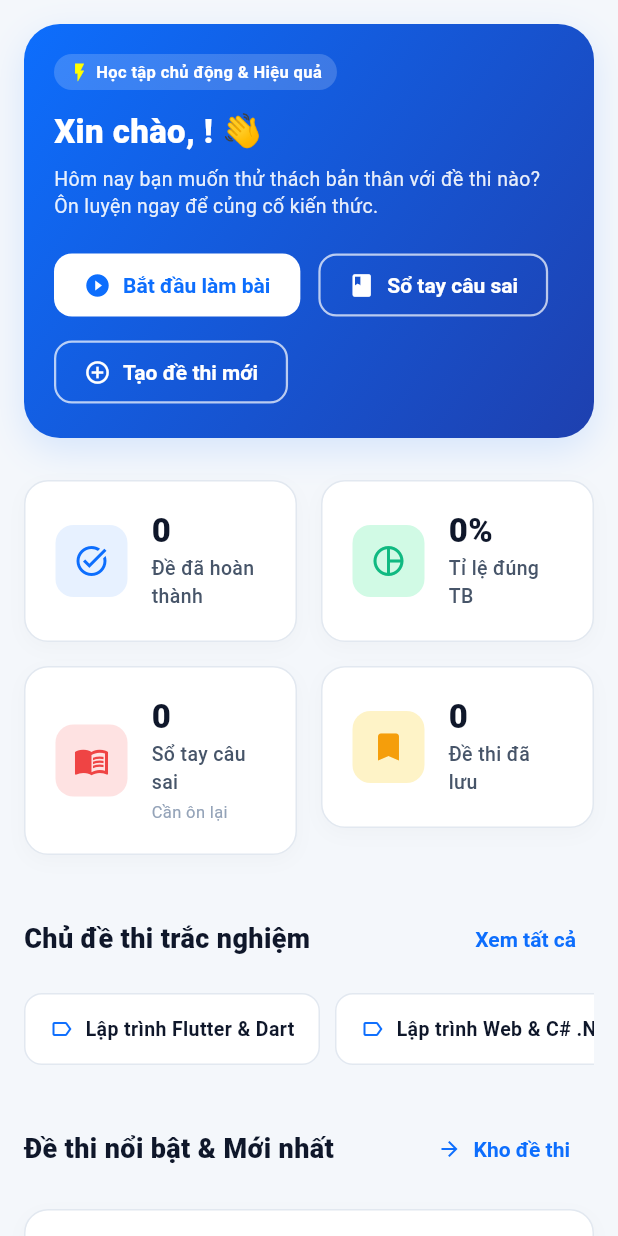
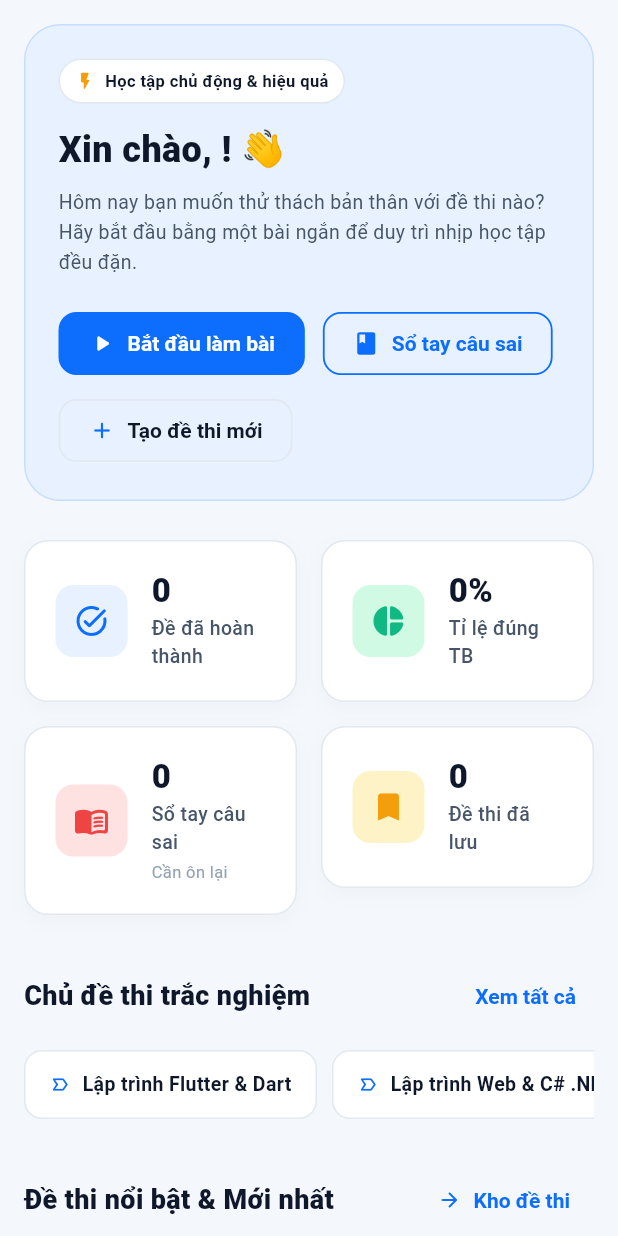
Before and after one commit to tdkieen/LTDD-app_trac_nghiem, a Flutter app: the HomeScreen widget shown alone on an empty page, opened directly with empty values, on a phone screen of 412 x 824 dp. Run offline on Flutter 3.47's test engine with Material 3 defaults, Android fonts, the phone set to English and light mode, and no system bars; our stand-ins replace audioplayers, file_picker, flutter_tts; accounts and stored records are empty.

Commit message:
UI hoctap

```diff
--- a/lib/core/theme/app_colors.dart
+++ b/lib/core/theme/app_colors.dart
@@ -14,6 +14,7 @@ class AppColors {
   static const Color background = Color(0xFFF4F7FB);    // Light grayish-blue canvas
   static const Color surface = Color(0xFFFFFFFF);       // Clean pure white
   static const Color surfaceMuted = Color(0xFFF8FAFC);  // Muted card background
+  static const Color surfaceSubtle = Color(0xFFF1F5F9); // Very light neutral background
 
   // Borders & Dividers
   static const Color border = Color(0xFFE2E8F0);
--- a/lib/views/home/home_screen.dart
+++ b/lib/views/home/home_screen.dart
@@ -25,7 +25,6 @@ class HomeScreen extends StatelessWidget {
     final user = auth.currentUser;
     final isMobile = ResponsiveLayout.isMobile(context);
 
-    // Compute metrics
     final results = user != null ? quiz.getUserHistory(user.id) : [];
     final completedCount = results.length;
     final avgScore = completedCount > 0
@@ -46,24 +45,14 @@ class HomeScreen extends StatelessWidget {
           child: Column(
             crossAxisAlignment: CrossAxisAlignment.start,
             children: [
-              // Welcome Hero Banner
+              // Hero banner hiện đại, nhã và dễ đọc hơn, không dùng gradient quá chói.
               Container(
                 width: double.infinity,
-                padding: EdgeInsets.all(isMobile ? 20 : 32),
+                padding: EdgeInsets.all(isMobile ? 22 : 28),
                 decoration: BoxDecoration(
-                  gradient: const LinearGradient(
-                    colors: [Color(0xFF0D6EFD), Color(0xFF1E40AF)],
-                    begin: Alignment.topLeft,
-                    end: Alignment.bottomRight,
-                  ),
+                  color: AppColors.primarySoft,
                   borderRadius: BorderRadius.circular(24),
-                  boxShadow: const [
-                    BoxShadow(
-                      color: Color(0x220D6EFD),
-                      blurRadius: 20,
-                      offset: Offset(0, 8),
-                    ),
-                  ],
+                  border: Border.all(color: AppColors.primary.withOpacity(0.15)),
                 ),
                 child: Row(
                   children: [
@@ -72,46 +61,48 @@ class HomeScreen extends StatelessWidget {
                         crossAxisAlignment: CrossAxisAlignment.start,
                         children: [
                           Container(
-                            padding: const EdgeInsets.symmetric(horizontal: 10, vertical: 4),
+                            padding: const EdgeInsets.symmetric(horizontal: 10, vertical: 6),
                             decoration: BoxDecoration(
-                              color: Colors.white.withValues(alpha: 0.18),
-                              borderRadius: BorderRadius.circular(20),
+                              color: AppColors.surface,
+                              borderRadius: BorderRadius.circular(999),
+                              border: Border.all(color: AppColors.border),
                             ),
-                            child: const Row(
+                            child: Row(
                               mainAxisSize: MainAxisSize.min,
                               children: [
-                                Icon(Icons.flash_on, size: 14, color: Colors.yellowAccent),
-                                SizedBox(width: 4),
+                                const Icon(Icons.flash_on_rounded, size: 14, color: AppColors.warning),
+                                const SizedBox(width: 6),
                                 Flexible(
                                   child: Text(
-                                    'Học tập chủ động & Hiệu quả',
-                                    style: TextStyle(
-                                      color: Colors.white,
+                                    'Học tập chủ động & hiệu quả',
+                                    style: const TextStyle(
+                                      color: AppColors.textPrimary,
                                       fontSize: 11,
-                                      fontWeight: FontWeight.w600,
+                                      fontWeight: FontWeight.w700,
                                     ),
+                                    maxLines: 1,
                                     overflow: TextOverflow.ellipsis,
                                   ),
                                 ),
                               ],
                             ),
                           ),
-                          const SizedBox(height: 12),
+                          const SizedBox(height: 14),
                           Text(
                             'Xin chào, ${user?.fullName ?? "bạn"}! 👋',
                             style: TextStyle(
-                              fontSize: isMobile ? 22 : 28,
+                              fontSize: isMobile ? 24 : 30,
                               fontWeight: FontWeight.w900,
-                              color: Colors.white,
+                              color: AppColors.textPrimary,
                             ),
                           ),
-                          const SizedBox(height: 6),
+                          const SizedBox(height: 8),
                           Text(
-                            'Hôm nay bạn muốn thử thách bản thân với đề thi nào? Ôn luyện ngay để củng cố kiến thức.',
+                            'Hôm nay bạn muốn thử thách bản thân với đề thi nào? Hãy bắt đầu bằng một bài ngắn để duy trì nhịp học tập đều đặn.',
                             style: TextStyle(
                               fontSize: isMobile ? 13 : 15,
-                              color: Colors.white.withValues(alpha: 0.9),
-                              height: 1.4,
+                              color: AppColors.textSecondary,
+                              height: 1.5,
                             ),
                           ),
                           const SizedBox(height: 20),
@@ -121,11 +112,11 @@ class HomeScreen extends StatelessWidget {
                             children: [
                               ElevatedButton.icon(
                                 onPressed: () => onNavigate('exams'),
-                                icon: const Icon(Icons.play_circle_fill, size: 18),
+                                icon: const Icon(Icons.play_arrow_rounded, size: 18),
                                 label: const Text('Bắt đầu làm bài'),
                                 style: ElevatedButton.styleFrom(
-                                  backgroundColor: Colors.white,
-                                  foregroundColor: AppColors.primary,
+                                  backgroundColor: AppColors.primary,
+                                  foregroundColor: Colors.white,
                                   elevation: 0,
                                   padding: const EdgeInsets.symmetric(horizontal: 20, vertical: 12),
                                   shape: RoundedRectangleBorder(borderRadius: BorderRadius.circular(12)),
@@ -133,20 +124,22 @@ class HomeScreen extends StatelessWidget {
                               ),
                               OutlinedButton.icon(
                                 onPressed: () => onNavigate('mistakes'),
-                                icon: const Icon(Icons.book, size: 18, color: Colors.white),
-                                label: const Text('Sổ tay câu sai', style: TextStyle(color: Colors.white)),
+                                icon: const Icon(Icons.book_rounded, size: 18, color: AppColors.primary),
+                                label: const Text('Sổ tay câu sai'),
                                 style: OutlinedButton.styleFrom(
-                                  side: const BorderSide(color: Colors.white70, width: 1.5),
+                                  side: const BorderSide(color: AppColors.primary, width: 1.2),
+                                  foregroundColor: AppColors.primary,
                                   padding: const EdgeInsets.symmetric(horizontal: 20, vertical: 12),
                                   shape: RoundedRectangleBorder(borderRadius: BorderRadius.circular(12)),
                                 ),
                               ),
                               OutlinedButton.icon(
                                 onPressed: () => onNavigate('create_exam'),
-                                icon: const Icon(Icons.add_circle_outline, size: 18, color: Colors.white),
-                                label: const Text('Tạo đề thi mới', style: TextStyle(color: Colors.white)),
+                                icon: const Icon(Icons.add_rounded, size: 18, color: AppColors.primary),
+                                label: const Text('Tạo đề thi mới'),
                                 style: OutlinedButton.styleFrom(
-                                  side: const BorderSide(color: Colors.white70, width: 1.5),
+                                  side: const BorderSide(color: AppColors.border, width: 1.2),
+                                  foregroundColor: AppColors.textPrimary,
                                   padding: const EdgeInsets.symmetric(horizontal: 20, vertical: 12),
                                   shape: RoundedRectangleBorder(borderRadius: BorderRadius.circular(12)),
                                 ),
@@ -157,18 +150,19 @@ class HomeScreen extends StatelessWidget {
                       ),
                     ),
                     if (!isMobile) ...[
-                      const SizedBox(width: 24),
+                      const SizedBox(width: 22),
                       Container(
-                        width: 140,
-                        height: 140,
+                        width: 130,
+                        height: 130,
                         decoration: BoxDecoration(
-                          color: Colors.white.withValues(alpha: 0.12),
+                          color: AppColors.surface,
                           shape: BoxShape.circle,
+                          border: Border.all(color: AppColors.border),
                         ),
                         child: const Icon(
-                          Icons.psychology,
-                          size: 72,
-                          color: Colors.white,
+                          Icons.psychology_alt_rounded,
+                          size: 64,
+                          color: AppColors.primary,
                         ),
                       ),
                     ],
@@ -176,9 +170,9 @@ class HomeScreen extends StatelessWidget {
                 ),
               ),
 
-              const SizedBox(height: 28),
+              const SizedBox(height: 26),
 
-              // Stat Cards Grid
+              // Thẻ thống kê đơn giản, dễ đọc, không chật chội.
               LayoutBuilder(
                 builder: (context, constraints) {
                   final crossAxisCount = isMobile ? 2 : 4;
@@ -193,7 +187,7 @@ class HomeScreen extends StatelessWidget {
                         child: StatCard(
                           title: 'Đề đã hoàn thành',
                           value: '$completedCount',
-                          icon: Icons.task_alt,
+                          icon: Icons.task_alt_rounded,
                           iconColor: AppColors.primary,
                           iconBgColor: AppColors.primarySoft,
                         ),
@@ -203,7 +197,7 @@ class HomeScreen extends StatelessWidget {
                         child: StatCard(
                           title: 'Tỉ lệ đúng TB',
                           value: '$accuracy%',
-                          icon: Icons.pie_chart_outline,
+                          icon: Icons.pie_chart_rounded,
                           iconColor: AppColors.success,
                           iconBgColor: AppColors.successSoft,
                         ),
@@ -213,7 +207,7 @@ class HomeScreen extends StatelessWidget {
                         child: StatCard(
                           title: 'Sổ tay câu sai',
                           value: '${mistakes.length}',
-                          icon: Icons.menu_book,
+                          icon: Icons.menu_book_rounded,
                           iconColor: AppColors.danger,
                           iconBgColor: AppColors.dangerSoft,
                           subtitle: 'Cần ôn lại',
@@ -224,7 +218,7 @@ class HomeScreen extends StatelessWidget {
                         child: StatCard(
                           title: 'Đề thi đã lưu',
                           value: '${bookmarks.length}',
-                          icon: Icons.bookmark,
+                          icon: Icons.bookmark_rounded,
                           iconColor: AppColors.warning,
                           iconBgColor: AppColors.warningSoft,
                         ),
@@ -234,9 +228,8 @@ class HomeScreen extends StatelessWidget {
                 },
               ),
 
-              const SizedBox(height: 32),
+              const SizedBox(height: 30),
 
-              // Categories Quick Bar
               Row(
                 mainAxisAlignment: MainAxisAlignment.spaceBetween,
                 children: [
@@ -259,7 +252,7 @@ class HomeScreen extends StatelessWidget {
               ),
               const SizedBox(height: 12),
               SizedBox(
-                height: 48,
+                height: 46,
                 child: ListView.separated(
                   scrollDirection: Axis.horizontal,
                   itemCount: categories.length,
@@ -281,7 +274,7 @@ class HomeScreen extends StatelessWidget {
                         ),
                         child: Row(
                           children: [
-                            const Icon(Icons.label_outline, size: 16, color: AppColors.primary),
+                            const Icon(Icons.label_important_outline_rounded, size: 14, color: AppColors.primary),
                             const SizedBox(width: 8),
                             Text(
                               cat.tenChuDe,
@@ -299,9 +292,8 @@ class HomeScreen extends StatelessWidget {
                 ),
               ),
 
-              const SizedBox(height: 32),
+              const SizedBox(height: 30),
 
-              // Featured Exams Section
               Row(
                 mainAxisAlignment: MainAxisAlignment.spaceBetween,
                 children: [
@@ -318,14 +310,13 @@ class HomeScreen extends StatelessWidget {
                   ),
                   TextButton.icon(
                     onPressed: () => onNavigate('exams'),
-                    icon: const Icon(Icons.arrow_forward, size: 16),
+                    icon: const Icon(Icons.arrow_forward_rounded, size: 16),
                     label: const Text('Kho đề thi'),
                   ),
                 ],
               ),
               const SizedBox(height: 16),
 
-              // Exams Grid
               LayoutBuilder(
                 builder: (context, constraints) {
                   final crossAxisCount = constraints.maxWidth < 650
```
Also changed, not shown: lib/views/exam/exam_list_screen.dart (+76 -39 lines), 1 other file.
